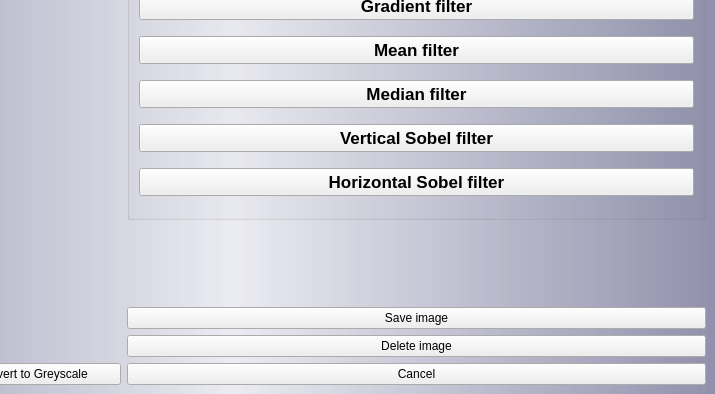
The window that image_processing.ui (RitaPlusPlus/image-processing) describes before a commit, drawn with Qt 5; both pictures show x 252 to 967 and y 214 to 608 of the 967 by 608 pixel window.
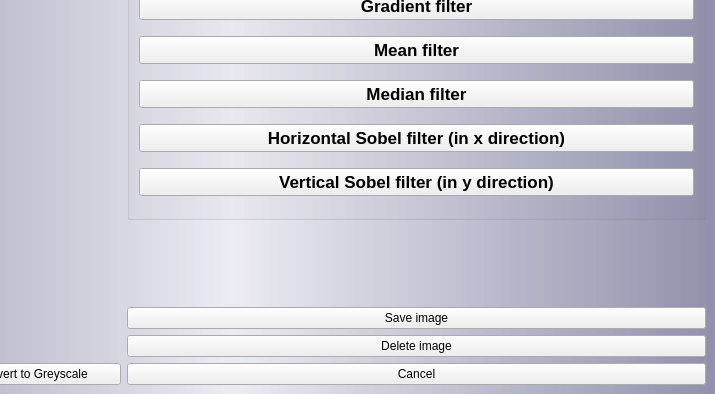
The same window after the commit.

Commit message: edit mistakes in sobel's filters

Patch:
```diff
--- a/image_processing.ui
+++ b/image_processing.ui
@@ -237,7 +237,7 @@
           </widget>
          </item>
          <item>
-          <widget class="QPushButton" name="pushB_vSobel">
+          <widget class="QPushButton" name="pushB_hSobel">
            <property name="font">
             <font>
              <family>Arial</family>
@@ -246,12 +246,12 @@
             </font>
            </property>
            <property name="text">
-            <string>Vertical Sobel filter</string>
+            <string>Horizontal Sobel filter (in x direction)</string>
            </property>
           </widget>
          </item>
          <item>
-          <widget class="QPushButton" name="pushB_hSobel">
+          <widget class="QPushButton" name="pushB_vSobel">
            <property name="font">
             <font>
              <family>Arial</family>
@@ -260,7 +260,7 @@
             </font>
            </property>
            <property name="text">
-            <string>Horizontal Sobel filter</string>
+            <string>Vertical Sobel filter (in y direction)</string>
            </property>
           </widget>
          </item>
```
The commit also changes 2 other files.
